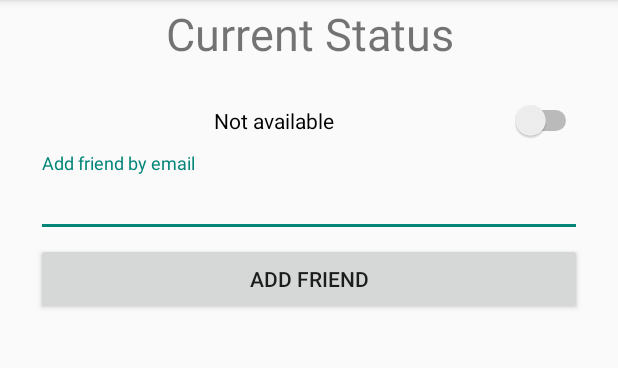
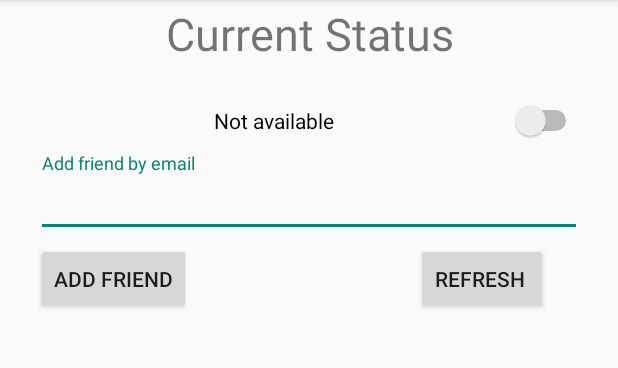
Before and after one commit to ClockworkMonkey/Synk, an Android app: the MainMenu screen opened directly, with no data from a screen before it, on a phone screen of 412 x 824 dp, the part 84-452 px from its top. Run offline under Robolectric (Android 15) with nearby library versions, the phone set to English and light mode, and no system bars; 1 statement that could not run was skipped.

Commit message:
Implemented code to get friend statuses
added functionaliaty to parse and display friend's statuses whent eh
friends list is fetched

```diff
--- a/app/src/main/java/clockworkstudios/synk/MainMenu.java
+++ b/app/src/main/java/clockworkstudios/synk/MainMenu.java
@@ -12,6 +12,7 @@ import android.support.v7.app.ActionBarActivity;
 import android.support.v7.app.AppCompatActivity;
 import android.os.Bundle;
 import android.util.Log;
+import android.util.Pair;
 import android.util.StringBuilderPrinter;
 import android.view.View;
 import android.widget.ArrayAdapter;
@@ -28,6 +29,7 @@ import java.io.InputStream;
 import java.io.InputStreamReader;
 import java.io.OutputStream;
 import java.io.OutputStreamWriter;
+import java.lang.reflect.Array;
 import java.net.HttpURLConnection;
 import java.net.MalformedURLException;
 import java.net.URL;
@@ -70,8 +72,6 @@ public class MainMenu extends AppCompatActivity {
         (new AsyncGetStatus()).execute(logged_in_user);
         (new AsyncCheckForNewRequests()).execute(logged_in_user);
 
-
-
     }
 
     public void add_friend_click(View v)
@@ -89,6 +89,11 @@ public class MainMenu extends AppCompatActivity {
             // Initialize  AsyncLogin() class with email and password
             new MainMenu.AsyncAddFriends().execute(to_add);
         }
+    }
+
+    public void update_friend_statusse_click(View v)
+    {
+        (new AsyncGetFriends()).execute(logged_in_user);
     }
 
     private class AsyncUpdateStatus extends AsyncTask<String, String, String> {
@@ -308,15 +313,19 @@ public class MainMenu extends AppCompatActivity {
             //this method will be running on UI thread
 
             pdLoading.dismiss();
-            Toast tst;
+
+            Toast.makeText(MainMenu.this, "Status synced from server.", Toast.LENGTH_LONG).show();
+
             Switch sw = (Switch)findViewById(R.id.busy_free_switch);
 
             if (result.equalsIgnoreCase("1")) {
                 sw.setChecked(true);
+                sw.setText("Available");
 
 
             } else if (result.equalsIgnoreCase("0")) {
                 sw.setChecked(false);
+                sw.setText("Not Available");
             }
         }
     }
@@ -817,7 +826,7 @@ public class MainMenu extends AppCompatActivity {
         }
     }
 
-    private class AsyncGetFriends extends AsyncTask<String, String, ArrayList<String>> {
+    private class AsyncGetFriends extends AsyncTask<String, String, ArrayList<Pair<String, String>>> {
         ProgressDialog pdLoading = new ProgressDialog(MainMenu.this);
         HttpURLConnection conn;
         URL url = null;
@@ -834,8 +843,8 @@ public class MainMenu extends AppCompatActivity {
         }
 
         @Override
-        protected ArrayList<String> doInBackground(String... params) {
-            ArrayList<String> res = new ArrayList<String>();
+        protected ArrayList<Pair<String, String>> doInBackground(String... params) {
+            ArrayList<Pair<String, String>> res = new ArrayList<Pair<String, String>>();
 
             try {
 
@@ -891,10 +900,27 @@ public class MainMenu extends AppCompatActivity {
                     InputStream input = conn.getInputStream();
                     BufferedReader reader = new BufferedReader(new InputStreamReader(input));
                     StringBuilder result = new StringBuilder();
-                    String line;
+                    String line = "";
+                    String line2 = "";
 
+                    Pair<String, String> tmp_pair;
+                    Integer toggle = 0;
+
+                    //since we are returning an array of pairs(name and status)
+                    // and we are only reading one line at a time, we toggle between the tmp variable
+                    // and filling the array
                     while ((line = reader.readLine()) != null) {
-                        res.add(line);
+                        if (toggle.equals(0))
+                        {
+                            line2 = line;
+                            toggle = 1;
+                        }
+                        else
+                        {
+                            res.add(new Pair<String, String>(line2, line));
+                            toggle = 0;
+                        }
+
                     }
 
                     // Pass data to onPostExecute method
@@ -911,12 +937,10 @@ public class MainMenu extends AppCompatActivity {
             } finally {
                 conn.disconnect();
             }
-
-
         }
 
         @Override
-        protected void onPostExecute(ArrayList<String> result) {
+        protected void onPostExecute(ArrayList<Pair<String, String>> result) {
 
             //this method will be running on UI thread
 
@@ -924,10 +948,31 @@ public class MainMenu extends AppCompatActivity {
             Toast tst;
 
             if (!result.isEmpty()) {
-                /* Here launching another activity when login successful. If you persist login state
-                use sharedPreferences of Android. and logout button to clear sharedPreferences.
-                 */
-                ArrayAdapter<String> adapter = new ArrayAdapter<String>((MainMenu.this), android.R.layout.simple_list_item_1, result);
+                ArrayList<String> parsed_results = new ArrayList<String>();
+
+                // parse the results we got into an array of single strings,
+                // so that itll be compatible with the arrayadapter items
+                for (Pair<String, String> current : result)
+                {
+                    StringBuilder builder = new StringBuilder();
+
+                    builder.append(current.first);
+
+                    if (current.second.equals("1"))
+                    {
+                        builder.append(" is available!");
+                    }
+                    else
+                    {
+                        builder.append(" is NOT available!");
+                    }
+
+                    parsed_results.add(builder.toString());
+
+                }
+
+                //parse the array of pairs into a array of single strings to be fed to the array adapter
+                ArrayAdapter<String> adapter = new ArrayAdapter<String>((MainMenu.this), android.R.layout.simple_list_item_1, parsed_results);
                 ListView list = (ListView) findViewById(R.id.friendlist);
                 list.setAdapter(adapter);
 
--- a/app/src/main/res/layout/activity_main_menu.xml
+++ b/app/src/main/res/layout/activity_main_menu.xml
@@ -42,20 +42,40 @@
 
         </android.support.design.widget.TextInputLayout>
 
+        <LinearLayout
+        android:id="@+id/LinearLayout02"
+        android:layout_height="wrap_content"
+        android:layout_width="fill_parent"
+        android:layout_alignParentBottom="true">
             <android.support.v7.widget.AppCompatButton
                 android:id="@+id/btn_add_friend"
-            android:layout_width="fill_parent"
+                android:layout_width="wrap_content"
                 android:layout_height="wrap_content"
                 android:layout_marginTop="2dp"
-            android:layout_marginBottom="24dp"
-            android:padding="12dp"
+                android:layout_marginBottom="2dp"
+
                 android:text="Add Friend"
                 android:onClick="add_friend_click (MainMenu)" />
+
+            <Space
+                android:layout_width="150dp"
+                android:layout_height="30dp"/>
+
+            <android.support.v7.widget.AppCompatButton
+                android:id="@+id/btn_refresh_friends"
+                android:layout_width="wrap_content"
+                android:layout_height="wrap_content"
+                android:layout_marginTop="2dp"
+                android:layout_marginBottom="2dp"
+
+                android:text="Refresh "
+                android:onClick="update_friend_statusse_click (MainMenu)" />
+        </LinearLayout>
 
         <ListView
             android:id="@+id/friendlist"
             android:scrollbars="vertical"
-            android:paddingTop="20dp"
+            android:paddingTop="10dp"
             android:layout_width="fill_parent"
             android:layout_height="wrap_content"
             android:layout_gravity="fill_vertical"
```
Also changed, not shown: 1 other file. Lines whose indentation alone changed are shown as unchanged.
